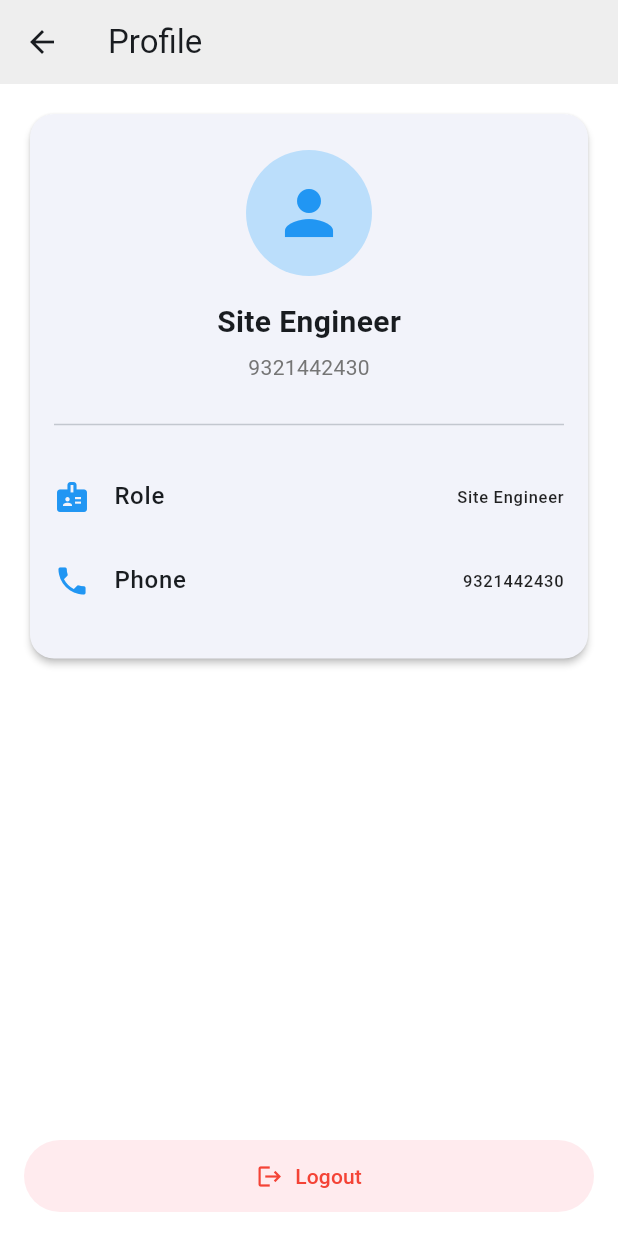
After one commit to ASN-cmd/construction_app, a Flutter app: the DPRScreen screen opened directly, after a tap on the "person" icon, on a phone screen of 412 x 824 dp. The commit adds this screen. Run offline on Flutter 3.47's test engine with Material 3 defaults, Android fonts, the phone set to English and light mode, and no system bars; our stand-ins replace drift, geolocator, shared_preferences; accounts and stored records are empty; generated files the repository leaves out were written again.

Commit message:
profile-section

```diff
--- a/construction_field_app/lib/repositories/auth_repository.dart
+++ b/construction_field_app/lib/repositories/auth_repository.dart
@@ -26,6 +26,11 @@ class AuthRepository {
     return prefs.getString(_keyRole);
   }
 
+  Future<String?> getPhone() async {
+  final prefs = await SharedPreferences.getInstance();
+  return prefs.getString('phone_number');
+}
+
   Future<void> logout() async {
     final prefs = await SharedPreferences.getInstance();
     await prefs.clear();
--- a/construction_field_app/lib/services/auth_service.dart
+++ b/construction_field_app/lib/services/auth_service.dart
@@ -27,4 +27,6 @@ class AuthService {
   Future<void> logout() async {
     await repo.logout();
   }
+
+  Future<String?> getPhone() async => repo.getPhone();
 }
--- a/construction_field_app/lib/ui/screens/dpr_screen.dart
+++ b/construction_field_app/lib/ui/screens/dpr_screen.dart
@@ -1,14 +1,48 @@
 import 'package:flutter/material.dart';
+import 'profile_screen.dart';
 
 class DPRScreen extends StatelessWidget {
   const DPRScreen({super.key});
 
   @override
   Widget build(BuildContext context) {
-    return const Center(
-      child: Text(
-        'Daily Progress Reporting',
-        style: TextStyle(color: Colors.black),
+    return Scaffold(
+      appBar: AppBar(
+        title: const Text('Daily Progress Report',
+        style: TextStyle(color: Colors.white),
+        ),
+        backgroundColor: Colors.grey[800],
+        actions: [
+          IconButton(
+            icon: const CircleAvatar(
+              radius: 16,
+              backgroundColor: Colors.white,
+              child: Icon(
+                Icons.person,
+                size: 18,
+                color: Colors.black,
+              ),
+            ),
+            onPressed: () {
+              Navigator.push(
+                context,
+                MaterialPageRoute(
+                  builder: (_) => ProfileScreen(),
+                ),
+              );
+            },
+          ),
+          const SizedBox(width: 12),
+        ],
+      ),
+      body: const Center(
+        child: Text(
+          'Daily Progress Reporting',
+          style: TextStyle(
+            color: Colors.black,
+            fontSize: 20,
+          ),
+        ),
       ),
     );
   }
--- /dev/null
+++ b/construction_field_app/lib/ui/screens/profile_screen.dart
@@ -0,0 +1,133 @@
+import 'package:flutter/material.dart';
+import '../../services/auth_service.dart';
+import '../../repositories/auth_repository.dart';
+
+class ProfileScreen extends StatelessWidget {
+  ProfileScreen({super.key});
+
+  final AuthService service = AuthService(AuthRepository());
+
+  @override
+  Widget build(BuildContext context) {
+    return Scaffold(
+      appBar: AppBar(
+        title: const Text('Profile'),
+        backgroundColor: Colors.grey[200],
+        elevation: 0,
+      ),
+      body: Padding(
+        padding: const EdgeInsets.all(16),
+        child: Column(
+          children: [
+            // PROFILE CARD
+            Card(
+              elevation: 2,
+              shape: RoundedRectangleBorder(
+                borderRadius: BorderRadius.circular(16),
+              ),
+              child: Padding(
+                padding: const EdgeInsets.symmetric(
+                  vertical: 24,
+                  horizontal: 16,
+                ),
+                child: Column(
+                  children: [
+                    // Avatar
+                    CircleAvatar(
+                      radius: 42,
+                      backgroundColor: Colors.blue.shade100,
+                      child: const Icon(
+                        Icons.person,
+                        size: 48,
+                        color: Colors.blue,
+                      ),
+                    ),
+
+                    const SizedBox(height: 16),
+
+                    // Role
+                    const Text(
+                      'Site Engineer',
+                      style: TextStyle(
+                        fontSize: 20,
+                        fontWeight: FontWeight.bold,
+                      ),
+                    ),
+
+                    const SizedBox(height: 6),
+
+                    // Phone
+                    Text(
+                      '9321442430',
+                      style: TextStyle(
+                        fontSize: 14,
+                        color: Colors.grey.shade600,
+                      ),
+                    ),
+
+                    const SizedBox(height: 20),
+
+                    const Divider(),
+
+                    const SizedBox(height: 12),
+
+                    // Info tiles
+                    profileTile(
+                      Icons.badge,
+                      'Role',
+                      'Site Engineer',
+                    ),
+                    profileTile(
+                      Icons.phone,
+                      'Phone',
+                      '9321442430',
+                    ),
+                  ],
+                ),
+              ),
+            ),
+
+            const Spacer(),
+
+            // LOGOUT BUTTON
+            SizedBox(
+              width: double.infinity,
+              child: FilledButton.icon(
+                style: FilledButton.styleFrom(
+                  backgroundColor: Colors.red.shade50,
+                  foregroundColor: Colors.red,
+                  padding: const EdgeInsets.symmetric(vertical: 14),
+                ),
+                onPressed: () async {
+                  await service.logout();
+                  Navigator.pushNamedAndRemoveUntil(
+                    context,
+                    '/',
+                    (_) => false,
+                  );
+                },
+                icon: const Icon(Icons.logout),
+                label: const Text('Logout'),
+              ),
+            ),
+          ],
+        ),
+      ),
+    );
+  }
+
+  Widget profileTile(IconData icon, String title, String value) {
+    return ListTile(
+      contentPadding: EdgeInsets.zero,
+      leading: Icon(icon, color: Colors.blue),
+      title: Text(
+        title,
+        style: const TextStyle(fontWeight: FontWeight.w500),
+      ),
+      trailing: Text(
+        value,
+        style: const TextStyle(color: Colors.black87),
+      ),
+    );
+  }
+}
```
Also changed, not shown: construction_field_app/lib/ui/screens/attendance_screen.dart (+17 -0 lines), construction_field_app/lib/ui/screens/dashboard_screen.dart (+38 -4 lines), construction_field_app/lib/ui/screens/records_screen.dart (+17 -0 lines).
